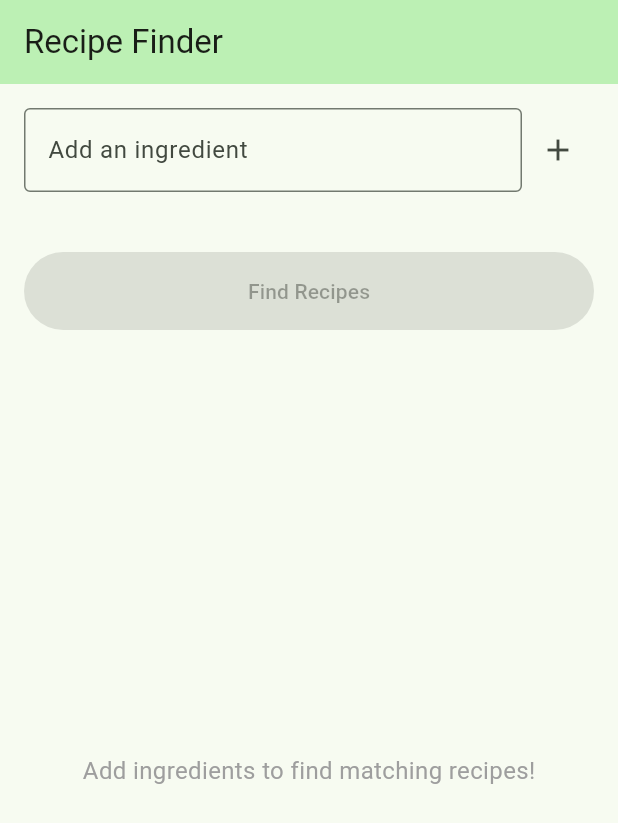
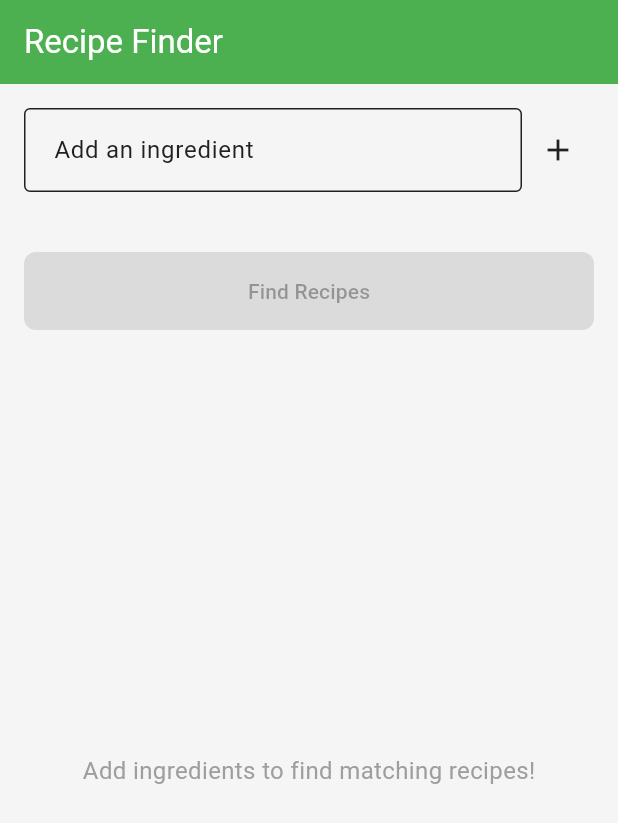
Before and after one commit to ayushkumarghosh/Recipe-Finder, a Flutter app: the screen it shows after launch, on a phone screen of 412 x 824 dp. Shown: the top 823 px of the screen. Run offline on Flutter 3.47's test engine with Material 3 defaults, Android fonts, the phone set to English and light mode, and no system bars; our stand-ins replace flutter_dotenv.

Commit message:
Set up app theme and implement Provider state management

```diff
--- /dev/null
+++ b/lib/constants/app_theme.dart
@@ -0,0 +1,103 @@
+import 'package:flutter/material.dart';
+
+class AppTheme {
+  // Colors
+  static const Color primaryColor = Color(0xFF4CAF50);
+  static const Color secondaryColor = Color(0xFFFFA000);
+  static const Color backgroundColor = Color(0xFFF5F5F5);
+  static const Color surfaceColor = Colors.white;
+  static const Color errorColor = Color(0xFFB00020);
+  static const Color textColorPrimary = Color(0xFF212121);
+  static const Color textColorSecondary = Color(0xFF757575);
+
+  // Text Styles
+  static const TextStyle headlineLarge = TextStyle(
+    fontSize: 28,
+    fontWeight: FontWeight.bold,
+    color: textColorPrimary,
+  );
+
+  static const TextStyle headlineMedium = TextStyle(
+    fontSize: 24,
+    fontWeight: FontWeight.bold,
+    color: textColorPrimary,
+  );
+
+  static const TextStyle titleLarge = TextStyle(
+    fontSize: 20,
+    fontWeight: FontWeight.w500,
+    color: textColorPrimary,
+  );
+
+  static const TextStyle bodyLarge = TextStyle(
+    fontSize: 16,
+    color: textColorPrimary,
+  );
+
+  static const TextStyle bodyMedium = TextStyle(
+    fontSize: 14,
+    color: textColorPrimary,
+  );
+
+  static const TextStyle labelLarge = TextStyle(
+    fontSize: 14,
+    fontWeight: FontWeight.w500,
+    color: primaryColor,
+  );
+
+  // Theme Data
+  static ThemeData lightTheme() {
+    return ThemeData(
+      useMaterial3: true,
+      colorScheme: ColorScheme(
+        brightness: Brightness.light,
+        primary: primaryColor,
+        onPrimary: Colors.white,
+        secondary: secondaryColor,
+        onSecondary: Colors.white,
+        error: errorColor,
+        onError: Colors.white,
+        background: backgroundColor,
+        onBackground: textColorPrimary,
+        surface: surfaceColor,
+        onSurface: textColorPrimary,
+      ),
+      scaffoldBackgroundColor: backgroundColor,
+      appBarTheme: const AppBarTheme(
+        backgroundColor: primaryColor,
+        foregroundColor: Colors.white,
+        elevation: 0,
+      ),
+      elevatedButtonTheme: ElevatedButtonThemeData(
+        style: ElevatedButton.styleFrom(
+          backgroundColor: primaryColor,
+          foregroundColor: Colors.white,
+          padding: const EdgeInsets.symmetric(vertical: 12, horizontal: 24),
+          shape: RoundedRectangleBorder(
+            borderRadius: BorderRadius.circular(8),
+          ),
+        ),
+      ),
+      inputDecorationTheme: InputDecorationTheme(
+        border: OutlineInputBorder(
+          borderRadius: BorderRadius.circular(8),
+        ),
+        focusedBorder: OutlineInputBorder(
+          borderRadius: BorderRadius.circular(8),
+          borderSide: const BorderSide(color: primaryColor, width: 2),
+        ),
+        contentPadding: const EdgeInsets.symmetric(horizontal: 16, vertical: 16),
+      ),
+      chipTheme: ChipThemeData(
+        backgroundColor: primaryColor.withOpacity(0.1),
+        deleteIconColor: primaryColor,
+        labelStyle: const TextStyle(color: primaryColor),
+        padding: const EdgeInsets.symmetric(horizontal: 8, vertical: 4),
+        shape: RoundedRectangleBorder(
+          borderRadius: BorderRadius.circular(16),
+          side: const BorderSide(color: primaryColor, width: 1),
+        ),
+      ),
+    );
+  }
+}
--- a/lib/main.dart
+++ b/lib/main.dart
@@ -1,6 +1,9 @@
 import 'package:flutter/material.dart';
 import 'package:flutter_dotenv/flutter_dotenv.dart';
+import 'package:provider/provider.dart';
+import 'constants/app_theme.dart';
 import 'screens/home_screen.dart';
+import 'services/api_controller.dart';
 
 Future<void> main() async {
   WidgetsFlutterBinding.ensureInitialized();
@@ -16,13 +19,18 @@ class RecipeFinderApp extends StatelessWidget {
 
   @override
   Widget build(BuildContext context) {
-    return MaterialApp(
-      title: 'Recipe Finder',
-      theme: ThemeData(
-        colorScheme: ColorScheme.fromSeed(seedColor: Colors.green),
-        useMaterial3: true,
+    return MultiProvider(
+      providers: [
+        ChangeNotifierProvider(create: (_) => ApiController()),
+      ],
+      child: MaterialApp(
+        title: 'Recipe Finder',
+        theme: AppTheme.lightTheme(),
+        initialRoute: '/',
+        routes: {
+          '/': (context) => const HomeScreen(),
+        },
       ),
-      home: const HomeScreen(),
     );
   }
 }
```
